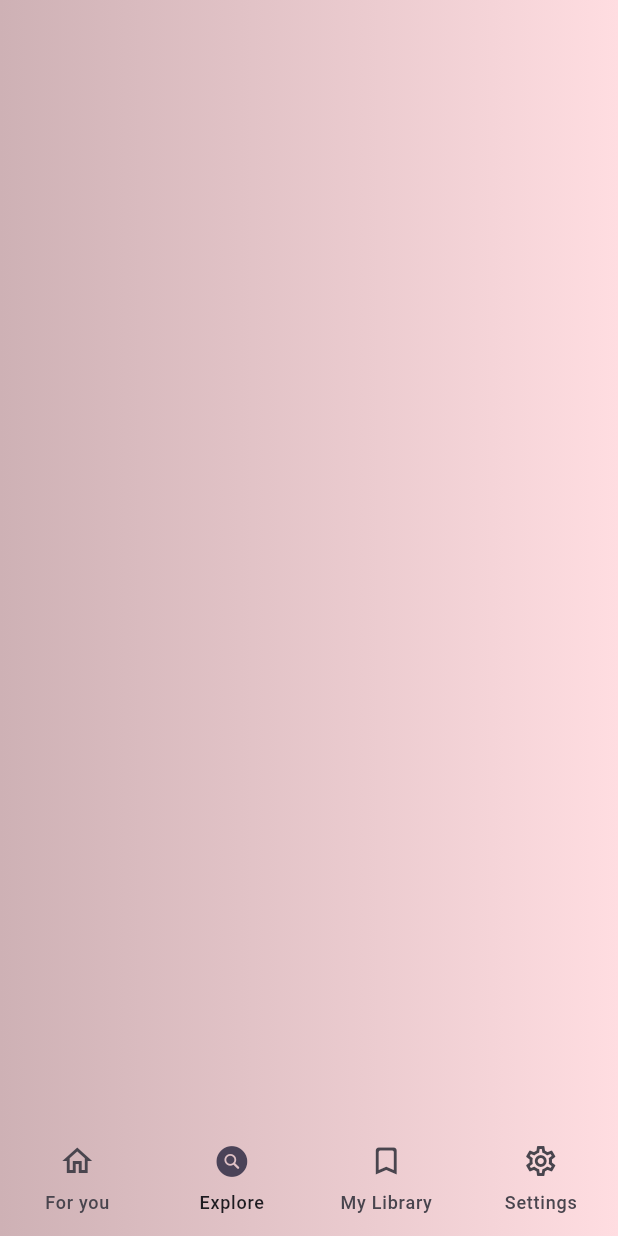
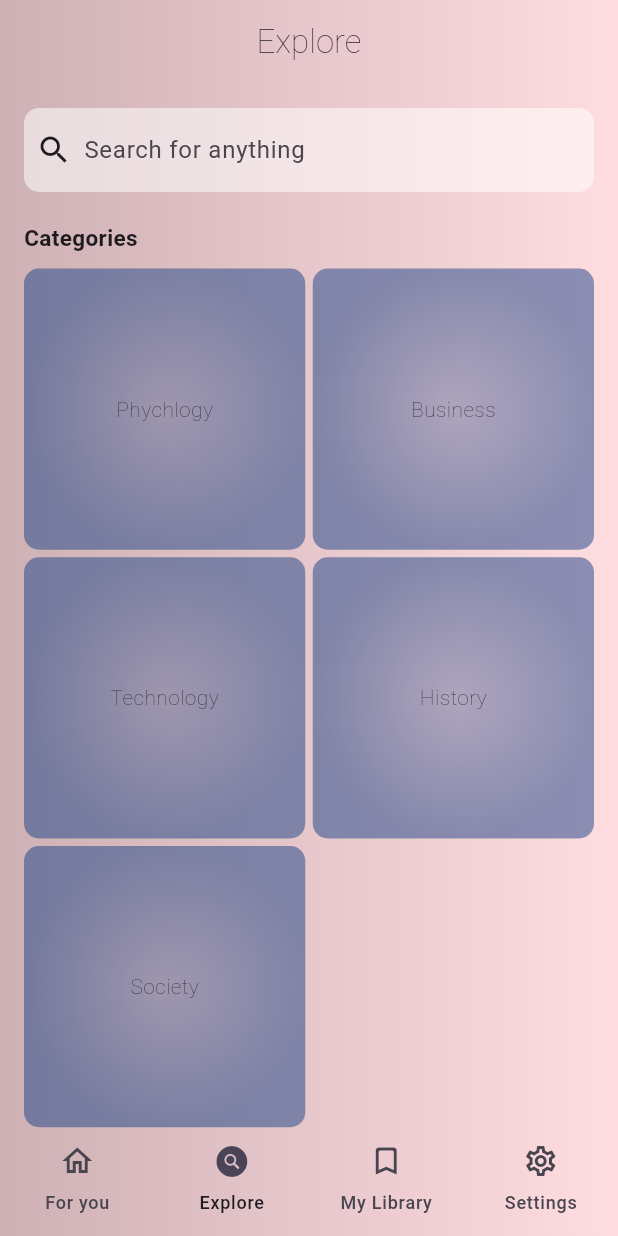
Before and after one commit to AyanDas-99/NuggetBerg, a Flutter app: the TabViewController screen opened directly, item 2 of the bottom bar chosen, on a phone screen of 412 x 824 dp. Run offline on Flutter 3.47's test engine with Material 3 defaults, Android fonts, the phone set to English and light mode, and no system bars; our stand-ins replace carousel_slider, equatable, firebase_auth, firebase_core, flutter_riverpod, font_awesome_flutter and 3 more; accounts and stored records are empty; generated files the repository leaves out were written again; network calls fail; Roboto replaces fonts that are missing (Raleway).

Commit message:
Explore screen UI done

```diff
--- a/lib/view/all_strings.dart
+++ b/lib/view/all_strings.dart
@@ -38,3 +38,7 @@ String settings = 'Settings';
 // Home
 String home = 'Home';
 String swipeUpD = 'Swipe';
+
+// Explore
+String searchFor = 'Search for anything';
+String categories = 'Categories';
--- /dev/null
+++ b/lib/view/tabs/explore/screens/explore_screen.dart
@@ -0,0 +1,103 @@
+import 'package:flutter/material.dart';
+import 'package:nugget_berg/view/all_strings.dart';
+import 'dart:math' as math;
+
+import 'package:nugget_berg/view/tabs/explore/components/search_view.dart';
+
+class ExploreScreen extends StatefulWidget {
+  const ExploreScreen({super.key});
+
+  @override
+  State<ExploreScreen> createState() => _ExploreScreenState();
+}
+
+class _ExploreScreenState extends State<ExploreScreen> {
+  final demoSubs = [
+    'Phychlogy',
+    'Business',
+    'Technology',
+    'History',
+    'Society',
+  ];
+
+  final searchContrller = TextEditingController();
+
+  @override
+  Widget build(BuildContext context) {
+    return Scaffold(
+      extendBody: true,
+      backgroundColor: Colors.transparent,
+      appBar: AppBar(
+        backgroundColor: Colors.transparent,
+        centerTitle: true,
+        title: Text(
+          explore,
+          style: const TextStyle(fontWeight: FontWeight.w200),
+        ),
+        surfaceTintColor: Colors.transparent,
+      ),
+      body: ListView(
+        padding: const EdgeInsets.all(16),
+        children: [
+          Expanded(
+            child: SearchBar(
+              controller: searchContrller,
+              backgroundColor: const MaterialStatePropertyAll(Colors.white54),
+              hintText: searchFor,
+              leading: const Icon(Icons.search),
+              elevation: const MaterialStatePropertyAll(0),
+              shape: MaterialStatePropertyAll(
+                RoundedRectangleBorder(
+                  borderRadius: BorderRadius.circular(10),
+                ),
+              ),
+              onSubmitted: (value) {
+                Navigator.of(context).push(MaterialPageRoute(
+                  builder: (context) => SearchView(query: searchContrller.text),
+                ));
+              },
+            ),
+          ),
+          const SizedBox(height: 20),
+          Text(
+            categories,
+            style: const TextStyle(fontSize: 15, fontWeight: FontWeight.w700),
+          ),
+          const SizedBox(height: 10),
+          GridView(
+              shrinkWrap: true,
+              gridDelegate: SliverGridDelegateWithFixedCrossAxisCount(
+                crossAxisCount: 2,
+                mainAxisSpacing: 5,
+                crossAxisSpacing: 5,
+              ),
+              children: List.generate(
+                demoSubs.length,
+                (index) {
+                  final sub = demoSubs[index];
+                  final color =
+                      Color((math.Random().nextDouble() * 0xFFFFFF).toInt())
+                          .withOpacity(1.0);
+                  return Container(
+                    decoration: BoxDecoration(
+                      gradient: RadialGradient(
+                        colors: [
+                          color.withAlpha(80),
+                          color.withAlpha(130),
+                        ],
+                      ),
+                      borderRadius: BorderRadius.circular(10),
+                    ),
+                    child: Center(
+                        child: Text(
+                      sub,
+                      style: const TextStyle(fontWeight: FontWeight.w200),
+                    )),
+                  );
+                },
+              )),
+        ],
+      ),
+    );
+  }
+}
--- a/lib/view/tabs/tab_view_controller.dart
+++ b/lib/view/tabs/tab_view_controller.dart
@@ -1,6 +1,7 @@
 import 'package:flutter/cupertino.dart';
 import 'package:flutter/material.dart';
 import 'package:nugget_berg/view/all_strings.dart';
+import 'package:nugget_berg/view/tabs/explore/screens/explore_screen.dart';
 import 'package:nugget_berg/view/tabs/home/home_screen.dart';
 
 class TabViewController extends StatefulWidget {
@@ -67,7 +68,13 @@ class _TabViewControllerState extends State<TabViewController> {
         ),
         body: Column(
           children: [
-            Expanded(child: (selected == 0) ? HomeScreen() : Container()),
+            Expanded(
+                child: [
+              const HomeScreen(),
+              const ExploreScreen(),
+              Container(),
+              Container()
+            ][selected]),
             const SizedBox(height: 70),
           ],
         ),
```
Also changed, not shown: lib/view/components/nugget_card.dart (added, +37 -0 lines), lib/view/tabs/explore/components/search_view.dart (added, +39 -0 lines).
